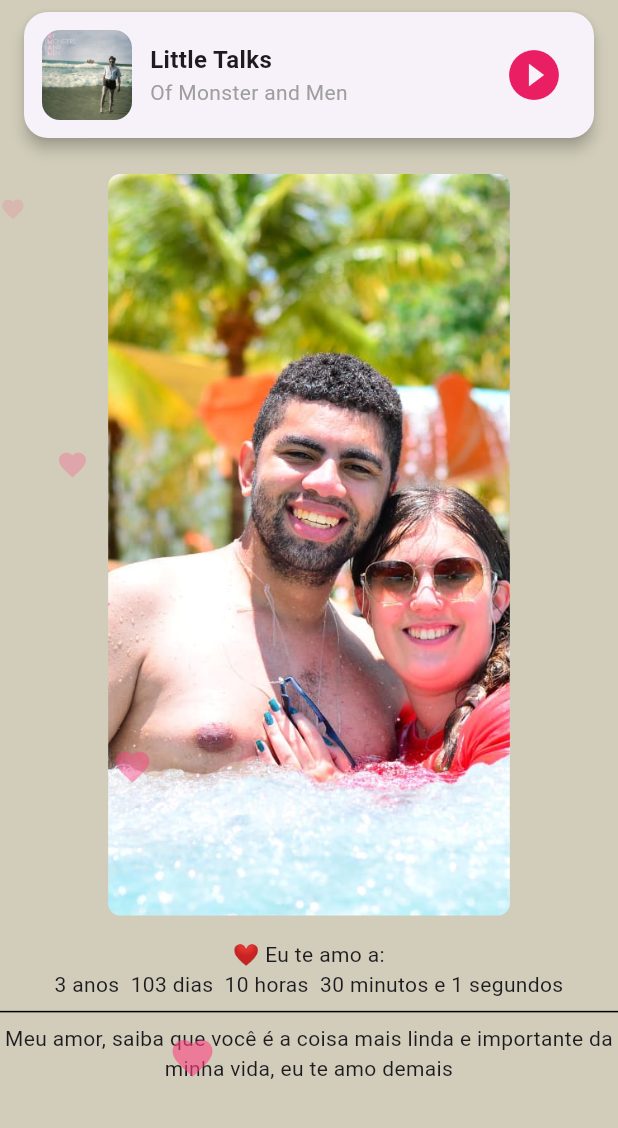
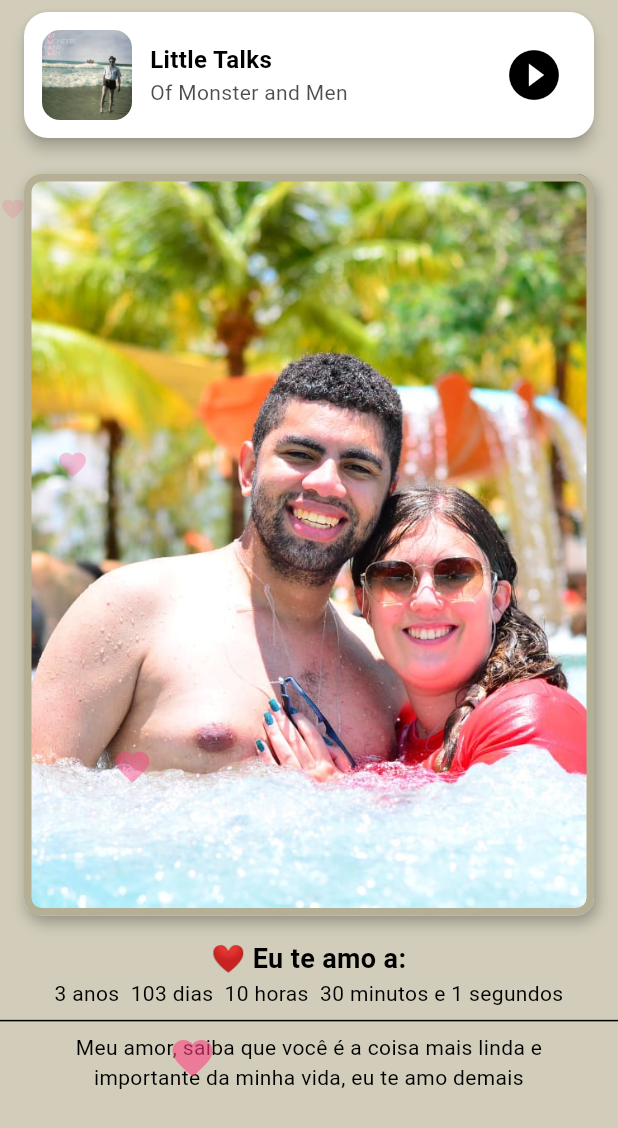
Before and after one commit to Fernando-Almeida582/dia_dos_namorados, a Flutter app: the HomeScreen screen opened by its route, on a phone screen of 412 x 824 dp. Shown: the top 1128 px of the screen. Run offline on Flutter 3.47's test engine with Material 3 defaults, Android fonts, the phone set to English and light mode, and no system bars; our stand-ins replace audioplayers.

Commit message:
Mudanças na tela home e adição de novas fotos no APP
Signed-off-by: fernando.almeida <fernando.almeida@aglsolutions.com.br>

```diff
--- a/lib/gen/assets.gen.dart
+++ b/lib/gen/assets.gen.dart
@@ -20,6 +20,30 @@ class $AssetsImagesGen {
   AssetGenImage get imagem1 =>
       const AssetGenImage('assets/images/imagem_1.jpg');
 
+  /// File path: assets/images/imagem_2.jpg
+  AssetGenImage get imagem2 =>
+      const AssetGenImage('assets/images/imagem_2.jpg');
+
+  /// File path: assets/images/imagem_3.jpg
+  AssetGenImage get imagem3 =>
+      const AssetGenImage('assets/images/imagem_3.jpg');
+
+  /// File path: assets/images/imagem_4.jpg
+  AssetGenImage get imagem4 =>
+      const AssetGenImage('assets/images/imagem_4.jpg');
+
+  /// File path: assets/images/imagem_5.jpg
+  AssetGenImage get imagem5 =>
+      const AssetGenImage('assets/images/imagem_5.jpg');
+
+  /// File path: assets/images/imagem_6.jpg
+  AssetGenImage get imagem6 =>
+      const AssetGenImage('assets/images/imagem_6.jpg');
+
+  /// File path: assets/images/imagem_7.png
+  AssetGenImage get imagem7 =>
+      const AssetGenImage('assets/images/imagem_7.png');
+
   /// File path: assets/images/splash_login.png
   AssetGenImage get splashLogin =>
       const AssetGenImage('assets/images/splash_login.png');
@@ -32,6 +56,12 @@ class $AssetsImagesGen {
   List<AssetGenImage> get values => [
     capaLittleTalks,
     imagem1,
+    imagem2,
+    imagem3,
+    imagem4,
+    imagem5,
+    imagem6,
+    imagem7,
     splashLogin,
     splashLogin2,
   ];
--- a/lib/home/screens/home_screen.dart
+++ b/lib/home/screens/home_screen.dart
@@ -16,8 +16,8 @@ class HomeScreen extends StatefulWidget {
 
 class _HomeScreenState extends State<HomeScreen>
     with WidgetsBindingObserver, TickerProviderStateMixin {
-  late Timer _timerTime;   // Timer para o tempo
-  late Timer _timerImage;  // Timer para trocar imagem e fundo
+  late Timer _timerTime; // Timer para o tempo
+  late Timer _timerImage; // Timer para trocar imagem e fundo
   late Duration _difference;
   late int years;
   late int days;
@@ -31,16 +31,59 @@ class _HomeScreenState extends State<HomeScreen>
 
   final List<String> _images = [
     Assets.images.imagem1.path,
-    Assets.images.splashLogin2.path,
+    Assets.images.imagem2.path,
+    Assets.images.imagem3.path,
+    Assets.images.imagem4.path,
+    Assets.images.imagem5.path,
+    Assets.images.imagem6.path,
+    Assets.images.imagem7.path,
   ];
   final List<Color> _backgroundColors = [
     Color(0xFFd1cdba),
-    Colors.green,
-    Colors.purple,
-    Colors.orange,
-    Colors.teal,
+    Color(0xFFDA976C),
+    Color(0xFF473531),
+    Color(0xFF3D372C),
+    Color(0xFF646564),
+    Color(0xFF58534C),
+    Color(0xFF574949),
+  ];
+  final List<Color> _borderColors = [
+    Color(0xFFb5af95), // um tom mais escuro/forte do que 0xFFd1cdba
+    Color(0xFFB35A2F), // mais forte que 0xFFDA976C
+    Color(0xFF2C1F1B),
+    Color(0xFF1F1C14),
+    Color(0xFF3C3D3C),
+    Color(0xFF3A342E),
+    Color(0xFF3A2B2B),
   ];
 
+  final List<Color> _textColors = [
+    Colors.black, // Para o fundo 0xFFd1cdba (claro)
+    Colors.black, // Para o fundo 0xFFDA976C (médio claro)
+    Colors.white, // Para o fundo 0xFF473531 (escuro)
+    Colors.white, // Para o fundo 0xFF3D372C (escuro)
+    Colors.white, // Para o fundo 0xFF646564 (escuro)
+    Colors.white, // Para o fundo 0xFF58534C (escuro)
+    Colors.white, // Para o fundo 0xFF574949 (escuro)
+  ];
+  final List<Color> _cardColors = [
+    Colors.white,
+    Colors.white,
+    Colors.black54,
+    Colors.black54,
+    Colors.black54,
+    Colors.black54,
+    Colors.black54,
+  ];
+  final List<Color> _iconColors = [
+    Colors.black,
+    Colors.black,
+    Colors.white,
+    Colors.white,
+    Colors.white,
+    Colors.white,
+    Colors.white,
+  ];
 
   void _toggleMusic() async {
     if (isPlaying) {
@@ -178,11 +221,10 @@ class _HomeScreenState extends State<HomeScreen>
                     crossAxisAlignment: CrossAxisAlignment.center,
                     children: [
                       Card(
+                        color: _cardColors[_currentIndex],
                         elevation: 4,
                         margin: const EdgeInsets.symmetric(
-                          horizontal: 16,
-                          vertical: 8,
-                        ),
+                            horizontal: 16, vertical: 8),
                         shape: RoundedRectangleBorder(
                           borderRadius: BorderRadius.circular(16),
                         ),
@@ -203,19 +245,21 @@ class _HomeScreenState extends State<HomeScreen>
                               Expanded(
                                 child: Column(
                                   crossAxisAlignment: CrossAxisAlignment.start,
-                                  children: const [
+                                  children: [
                                     Text(
                                       'Little Talks',
                                       style: TextStyle(
                                         fontSize: 16,
                                         fontWeight: FontWeight.bold,
+                                        color: _iconColors[_currentIndex],
                                       ),
                                     ),
                                     Text(
                                       'Of Monster and Men',
                                       style: TextStyle(
                                         fontSize: 14,
-                                        color: Colors.grey,
+                                        color: _iconColors[_currentIndex]
+                                            .withValues(alpha: 0.7),
                                       ),
                                     ),
                                   ],
@@ -227,20 +271,27 @@ class _HomeScreenState extends State<HomeScreen>
                                       ? Icons.pause_circle_filled
                                       : Icons.play_circle_fill,
                                   size: 40,
-                                  color: Colors.pink,
+                                  color: _iconColors[_currentIndex], // Agora muda conforme o fundo
                                 ),
                                 onPressed: _toggleMusic,
                               ),
+
                             ],
                           ),
                         ),
                       ),
 
+
                       AnimatedSwitcher(
                         duration: const Duration(milliseconds: 600),
                         child: Container(
-                          margin: EdgeInsets.only(bottom: 16, top: 16),
-                          width: size.width * 0.65,
+                          margin: EdgeInsets.only(
+                            bottom: 16,
+                            top: 16,
+                            left: 16,
+                            right: 16,
+                          ),
+                          width: size.width,
                           height: size.height * 0.6,
                           key: ValueKey<int>(_currentIndex),
                           decoration: BoxDecoration(
@@ -248,23 +299,56 @@ class _HomeScreenState extends State<HomeScreen>
                               image: AssetImage(_images[_currentIndex]),
                               fit: BoxFit.cover,
                             ),
-                            borderRadius: BorderRadius.circular(8),
+                            borderRadius: BorderRadius.circular(12),
+                            border: Border.all(
+                              color: _borderColors[_currentIndex],
+                              width: 5,
+                            ),
+                            boxShadow: [
+                              BoxShadow(
+                                color: Colors.black.withValues(alpha: 0.3),
+                                blurRadius: 8,
+                                offset: Offset(2, 4),
+                              ),
+                            ],
                           ),
                         ),
                       ),
-                      Text(
+
+                      Container(
+                        margin: EdgeInsets.only(left: 0, right: 0),
+                        child: Text(
                           "❤️ Eu te amo a: ",
-                        style: TextStyle(),
+                          style: TextStyle(
+                            color: _textColors[_currentIndex],
+                            fontSize: 18,
+                            fontWeight: FontWeight.bold,
+                          ),
                           textAlign: TextAlign.center,
                         ),
-                      Text(
+                      ),
+                      Container(
+                        margin: EdgeInsets.only(left: 16, right: 16),
+                        child: Text(
                           '$years anos  $days dias  $hours horas  $minutes minutos e $seconds segundos',
                           textAlign: TextAlign.center,
+                          style: TextStyle(
+                            color: _textColors[_currentIndex],
+                            fontSize: 14,
                           ),
-                      Divider(color: Colors.black),
-                      Text(
+                        ),
+                      ),
+                      Divider(color: _textColors[_currentIndex]),
+                      Container(
+                        margin: EdgeInsets.only(left: 16, right: 16),
+                        child: Text(
                           'Meu amor, saiba que você é a coisa mais linda e importante da minha vida, eu te amo demais',
                           textAlign: TextAlign.center,
+                          style: TextStyle(
+                            color: _textColors[_currentIndex],
+                            fontSize: 14,
+                          ),
+                        ),
                       ),
                     ],
                   ),
```
Also changed, not shown: assets/images/imagem_2.jpg (added), assets/images/imagem_3.jpg (added), assets/images/imagem_4.jpg (added), assets/images/imagem_5.jpg (added), assets/images/imagem_6.jpg (added), assets/images/imagem_7.png (added). Lines whose indentation alone changed are shown as unchanged.
